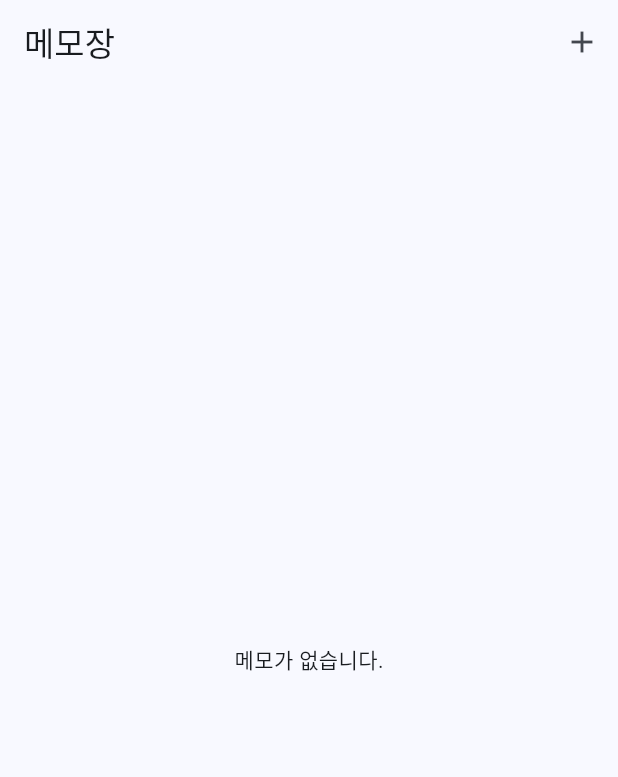
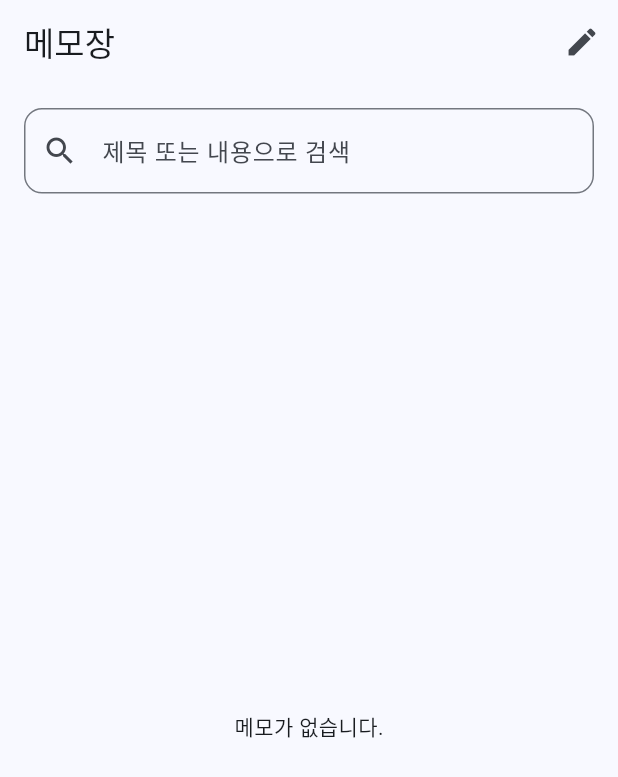
Before and after one commit to Augustkim-dev/private_memo, a Flutter app: the screen it shows after launch, on a phone screen of 412 x 824 dp. Shown: the top 777 px of the screen. Run offline on Flutter 3.47's test engine with Material 3 defaults, Android fonts, the light colour scheme and no system bars; our stand-ins replace sqflite; accounts and stored records are empty.

Commit message:
검색기능 추가

```diff
--- a/lib/screens/memo_list_screen.dart
+++ b/lib/screens/memo_list_screen.dart
@@ -3,6 +3,7 @@ import 'package:memo_app/database/database_helper.dart';
 import 'package:memo_app/models/memo.dart';
 import 'package:memo_app/screens/memo_add_screen.dart';
 import 'package:memo_app/screens/memo_detail_screen.dart';
+import 'package:memo_app/screens/memo_search_screen.dart';
 
 class MemoListScreen extends StatefulWidget {
   const MemoListScreen({super.key});
@@ -14,11 +15,18 @@ class MemoListScreen extends StatefulWidget {
 class _MemoListScreenState extends State<MemoListScreen> {
   final DatabaseHelper _dbHelper = DatabaseHelper();
   List<Memo> _memos = [];
+  final TextEditingController _searchController = TextEditingController();
 
   @override
   void initState() {
     super.initState();
     _loadMemos();
+  }
+
+  @override
+  void dispose() {
+    _searchController.dispose();
+    super.dispose();
   }
 
   Future<void> _loadMemos() async {
@@ -28,6 +36,19 @@ class _MemoListScreenState extends State<MemoListScreen> {
     });
   }
 
+  void _performSearch() {
+    if (_searchController.text.isNotEmpty) {
+      Navigator.push(
+        context,
+        MaterialPageRoute(
+          builder: (context) => MemoSearchScreen(
+            searchQuery: _searchController.text,
+          ),
+        ),
+      );
+    }
+  }
+
   @override
   Widget build(BuildContext context) {
     return Scaffold(
@@ -35,7 +56,7 @@ class _MemoListScreenState extends State<MemoListScreen> {
         title: const Text('메모장'),
         actions: [
           IconButton(
-            icon: const Icon(Icons.add),
+            icon: const Icon(Icons.edit),
             onPressed: () async {
               await Navigator.push(
                 context,
@@ -46,7 +67,33 @@ class _MemoListScreenState extends State<MemoListScreen> {
           ),
         ],
       ),
-      body: _memos.isEmpty
+      body: Column(
+        children: [
+          Padding(
+            padding: const EdgeInsets.all(16.0),
+            child: TextField(
+              controller: _searchController,
+              decoration: InputDecoration(
+                hintText: '제목 또는 내용으로 검색',
+                prefixIcon: const Icon(Icons.search),
+                suffixIcon: _searchController.text.isNotEmpty
+                    ? IconButton(
+                        icon: const Icon(Icons.clear),
+                        onPressed: () {
+                          _searchController.clear();
+                          setState(() {});
+                        },
+                      )
+                    : null,
+                border: OutlineInputBorder(
+                  borderRadius: BorderRadius.circular(12),
+                ),
+              ),
+              onSubmitted: (_) => _performSearch(),
+            ),
+          ),
+          Expanded(
+            child: _memos.isEmpty
                 ? const Center(
                     child: Text('메모가 없습니다.'),
                   )
@@ -74,7 +121,8 @@ class _MemoListScreenState extends State<MemoListScreen> {
                               content: const Text('정말로 이 메모를 삭제하시겠습니까?'),
                               actions: [
                                 TextButton(
-                            onPressed: () => Navigator.pop(context, false),
+                                  onPressed: () =>
+                                      Navigator.pop(context, false),
                                   child: const Text('취소'),
                                 ),
                                 TextButton(
@@ -103,8 +151,8 @@ class _MemoListScreenState extends State<MemoListScreen> {
                           }
                         },
                         child: Card(
-                    margin:
-                        const EdgeInsets.symmetric(horizontal: 16, vertical: 8),
+                          margin: const EdgeInsets.symmetric(
+                              horizontal: 16, vertical: 8),
                           shape: RoundedRectangleBorder(
                             borderRadius: BorderRadius.circular(12),
                           ),
@@ -117,7 +165,8 @@ class _MemoListScreenState extends State<MemoListScreen> {
                               Navigator.push(
                                 context,
                                 MaterialPageRoute(
-                            builder: (context) => MemoDetailScreen(memo: memo),
+                                  builder: (context) =>
+                                      MemoDetailScreen(memo: memo),
                                 ),
                               ).then((_) => _loadMemos());
                             },
@@ -126,6 +175,9 @@ class _MemoListScreenState extends State<MemoListScreen> {
                       );
                     },
                   ),
+          ),
+        ],
+      ),
     );
   }
 }
```
Also changed, not shown: lib/screens/memo_search_screen.dart (added, +80 -0 lines). Lines whose indentation alone changed are shown as unchanged.
